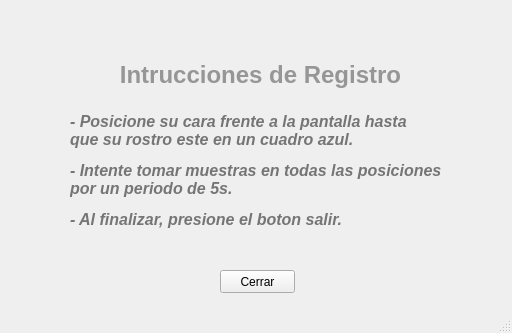
Above: interface/instructions.ui from stgarrido/user-authentication-interface before the change. Below: the same form after it.
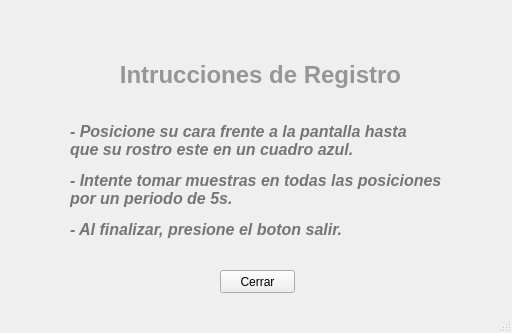
That is the form after the change.

Diff of the .ui file:
```diff
--- a/interface/instructions.ui
+++ b/interface/instructions.ui
@@ -46,7 +46,7 @@
       <x>70</x>
       <y>110</y>
       <width>391</width>
-      <height>121</height>
+      <height>141</height>
      </rect>
     </property>
     <property name="text">
```
Left out of the diff: 2 changed lines with no effect on the pictures.
